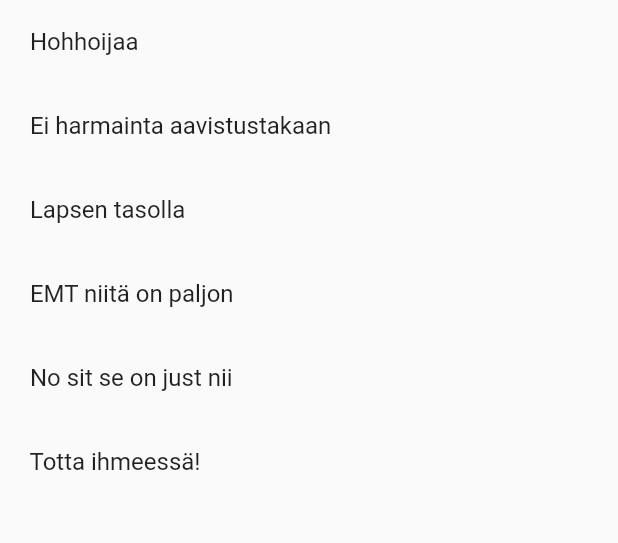
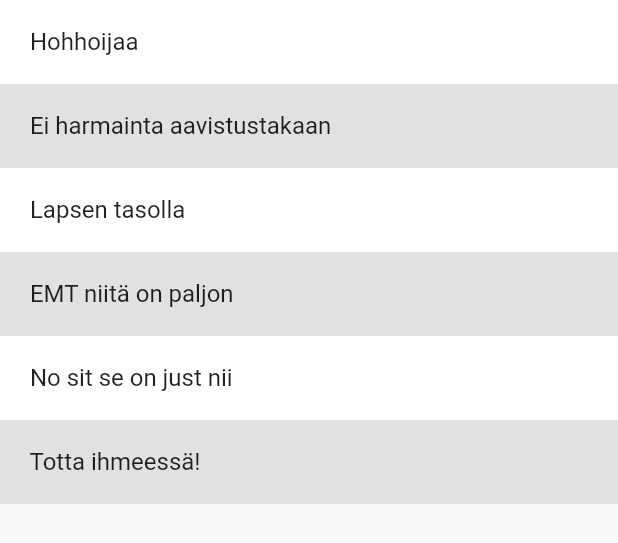
Before and after one commit to tipeJ/Moodlight, a Flutter app: the SoundBoardCategoryScreen widget shown alone on an empty page, opened directly with empty values, on a phone screen of 412 x 824 dp. Shown: the top 543 px of the screen. Run offline on Flutter 3.47's test engine with Material 2 defaults, Android fonts, the phone set to English and light mode, and no system bars; our stand-ins replace audioplayers, flutter_blue_plus, flutter_colorpicker.

Commit message:
Added alternating background colors to soundboard listtiles

```diff
--- a/lib/UI/screens/soundboard_screen.dart
+++ b/lib/UI/screens/soundboard_screen.dart
@@ -76,11 +76,16 @@
               itemBuilder: (context, index) {
                 final name = snapshot.data![index].split(':')[0];
                 final soundFile = snapshot.data![index].split(':')[1];
-                return ListTile(
-                  title: Text(name),
-                  onTap: () async {
-                    SoundboardPlayer().playSound(soundFile);
-                  },
+                return Container(
+                  color: index % 2 != 0
+                      ? Colors.black.withOpacity(0.1)
+                      : Colors.white,
+                  child: ListTile(
+                    title: Text(name),
+                    onTap: () async {
+                      SoundboardPlayer().playSound(soundFile);
+                    },
+                  ),
                 );
               },
             );
```
